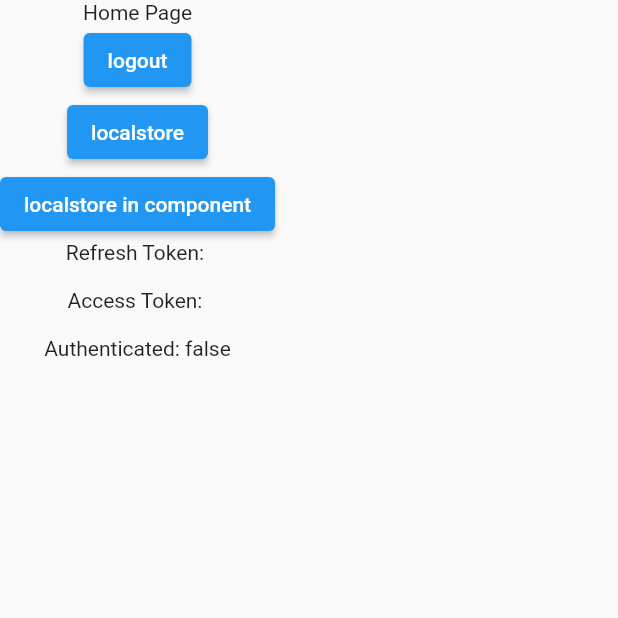
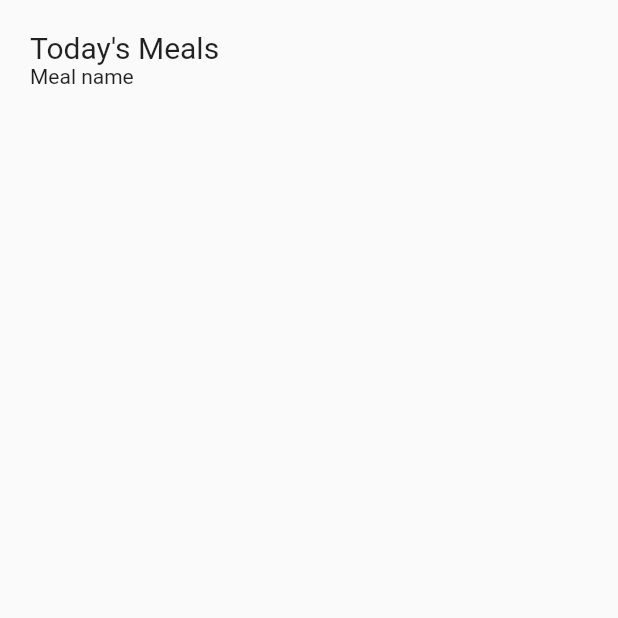
Before and after one commit to aadityarajkumawat/meal_dash, a Flutter app: the HomePage screen opened by its route, on a phone screen of 412 x 824 dp, the top half of it. Run offline on Flutter 3.47's test engine with Material 2 defaults, Android fonts, the phone set to English and light mode, and no system bars; our stand-ins replace localstorage; network calls fail.

```diff
--- a/lib/views/home_view.dart
+++ b/lib/views/home_view.dart
@@ -2,6 +2,7 @@ import 'package:flutter/material.dart';
 import 'package:mealdash/constants.dart';
 import 'package:mealdash/services/auth.dart';
 import 'package:mealdash/utils/fetch.dart';
+import 'package:mealdash/utils/logger.dart';
 import 'package:mealdash/utils/storage.dart';
 import 'package:mealdash/views/login_view.dart';
 import 'package:localstorage/localstorage.dart';
@@ -35,7 +36,7 @@ class _AuthDataState extends State<AuthData> {
   }
 
   void loadLocalAuthData(BuildContext context) {
-    print('ok $accessToken and $authenticated');
+    log('ok $accessToken and $authenticated');
     AuthState authState = context.read<Auth>().authState;
     setState(() {
       accessToken = authState.accessToken;
@@ -78,21 +79,7 @@ class HomePage extends StatefulWidget {
 class _HomePageState extends State<HomePage> {
   var pageState = 'home';
 
-  @override
-  Widget build(BuildContext context) {
-    if (pageState == 'home') {
-      return Scaffold(
-        appBar: PreferredSize(
-          preferredSize: const Size.fromHeight(0),
-          child: AppBar(
-            backgroundColor: Colors.black,
-          ),
-        ),
-        body: Column(
-          children: [
-            const Text('Home Page'),
-            ElevatedButton(
-              onPressed: () async {
+  void _logout() async {
     try {
       Fetch fetch = Fetch();
 
@@ -113,36 +100,38 @@ class _HomePageState extends State<HomePage> {
       LocalStorage storage = LocalStorage(localStore);
       storage.clear();
 
-                  var route = MaterialPageRoute(
-                      builder: (context) => const LoginView());
-                  Navigator.pushAndRemoveUntil(
-                      context, route, (route) => false);
+      var route = MaterialPageRoute(builder: (context) => const LoginView());
+      Navigator.push(context, route);
     } catch (e) {
       print("something went wrong!:${e.toString()}");
     }
-              },
-              child: const Text('logout'),
+  }
+
+  @override
+  Widget build(BuildContext context) {
+    if (pageState == 'home') {
+      return Scaffold(
+        appBar: PreferredSize(
+          preferredSize: const Size.fromHeight(0),
+          child: AppBar(
+            backgroundColor: Colors.black,
           ),
-            ElevatedButton(
-              onPressed: () async {
-                Storage storage = Storage();
-
-                print('localstore: ${await storage.getItem('refreshToken')}');
-                print(
-                    'authState_state: ${context.read<Auth>().authState.authenticated}');
-                print(
-                    'authState_token: ${context.read<Auth>().authState.accessToken}');
-
-                if (!context.read<Auth>().authState.authenticated) {
-                  var route = MaterialPageRoute(
-                      builder: (context) => const LoginView());
-                  Navigator.pushAndRemoveUntil(
-                      context, route, (route) => false);
-                }
-              },
-              child: const Text('localstore'),
         ),
-            const AuthData(),
+        body: Column(
+          mainAxisAlignment: MainAxisAlignment.start,
+          crossAxisAlignment: CrossAxisAlignment.start,
+          children: const [
+            Padding(
+              padding: EdgeInsets.fromLTRB(20, 20, 0, 0),
+              child: Text(
+                "Today's Meals",
+                style: TextStyle(fontSize: 20),
+              ),
+            ),
+            Padding(
+              padding: EdgeInsets.fromLTRB(20, 0, 0, 0),
+              child: Text('Meal name'),
+            ),
           ],
         ),
       );
```
Lines whose indentation alone changed are shown as unchanged.
